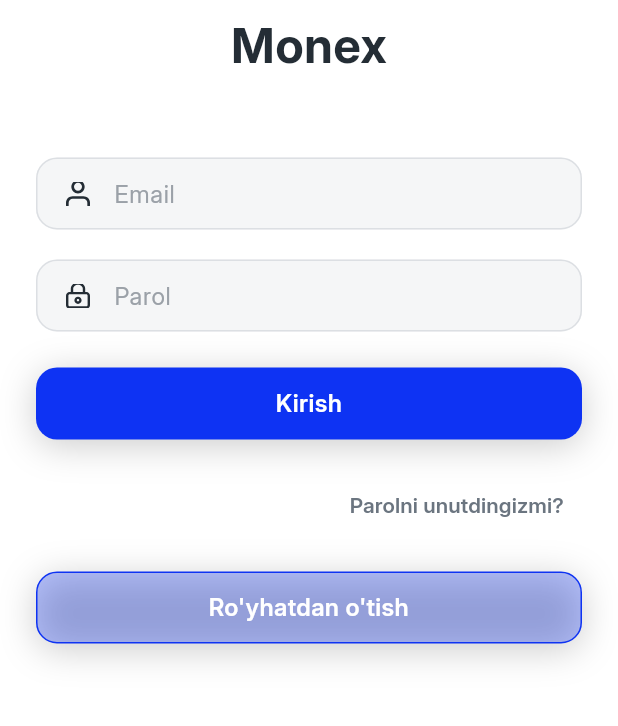
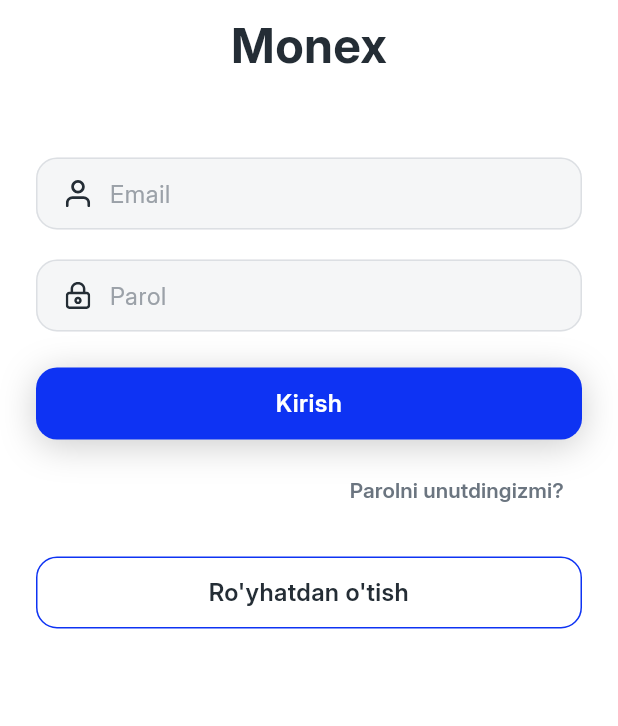
Before and after one commit to Jahongir0203/finance_tracker, a Flutter app: the LoginPage screen opened by its route, on a phone screen of 412 x 824 dp, the part 162-888 px from its top. Run offline on Flutter 3.47's test engine with Material 3 defaults, Android fonts, the light colour scheme and no system bars; our stand-ins replace bloc, dio, equatable, flutter_bloc, flutter_native_splash, flutter_svg and 5 more.

Commit message:
refactor: code quality changed and refactored login page

```diff
--- a/finance_tracker/lib/core/constants/app_locale_keys.dart
+++ b/finance_tracker/lib/core/constants/app_locale_keys.dart
@@ -1,7 +1,18 @@
 abstract class AppLocaleKeys {
-  static const String monex="Monex";
+  static const String monex = "Monex";
   static const String fontRegular = 'fontRegular';
   static const String fontMedium = 'fontMedium';
   static const String fontSemiBold = 'fontSemiBold';
   static const String fontBold = 'fontBold';
+
+  static const String email = 'Email';
+  static const String password = 'Parol';
+  static const String login = 'Kirish';
+  static const String register = "Ro'yhatdan o'tish";
+  static const String strCanNotBeEmpty = "Bu maydon bo'sh bo'lishi mumkin emas";
+  static const String incorrectEmail = "Email formati xato";
+  static const String incorrectPassword = "Parol xato";
+  static const String pasBeAtLEast8 =
+      "Parol kamida 8 ta belgidan iborat bo‘lishi majburiy";
+  static const String pasNotEqual = "Parol mos kelmadi";
 }
--- a/finance_tracker/lib/core/extensions/sizedbox_extension.dart
+++ b/finance_tracker/lib/core/extensions/sizedbox_extension.dart
@@ -1,6 +1,6 @@
 import '../../exports.dart';
 
 extension SpaceExtension on num {
-  SizedBox get h => SizedBox(height: toDouble());
-  SizedBox get w => SizedBox(width: toDouble());
+  SizedBox get verticalSpace => SizedBox(height: toDouble());
+  SizedBox get horizontalSpace => SizedBox(width: toDouble());
 }
--- a/finance_tracker/lib/core/theme/app_colors.dart
+++ b/finance_tracker/lib/core/theme/app_colors.dart
@@ -1,5 +1,4 @@
 import 'package:finance_tracker/exports.dart';
-import 'package:flutter/cupertino.dart';
 
 abstract class AppColors {
   static const Color cTransparent = Colors.transparent;
--- a/finance_tracker/lib/core/theme/theme_text_styles.dart
+++ b/finance_tracker/lib/core/theme/theme_text_styles.dart
@@ -4,6 +4,7 @@ import 'package:finance_tracker/exports.dart';
 class ThemeTextStyles extends ThemeExtension<ThemeTextStyles> {
   ///Regular
   final TextStyle boardingBody;
+  final TextStyle textField;
 
   ///SemiBold
   final TextStyle boardingTitle;
@@ -29,6 +30,13 @@ class ThemeTextStyles extends ThemeExtension<ThemeTextStyles> {
       color: AppColors.c6B7580,
       fontSize: 16,
       fontFamily: AppLocaleKeys.fontRegular,
+    ),
+
+    textField: TextStyle(
+      color: AppColors.c242D35,
+      fontWeight: FontWeight.w400,
+      fontFamily: AppLocaleKeys.fontRegular,
+      fontSize: 16,
     ),
 
     ///SemiBold
@@ -84,6 +92,13 @@ class ThemeTextStyles extends ThemeExtension<ThemeTextStyles> {
       fontFamily: AppLocaleKeys.fontRegular,
     ),
 
+    textField: TextStyle(
+      color: AppColors.cF5F6F7,
+      fontWeight: FontWeight.w400,
+      fontFamily: AppLocaleKeys.fontRegular,
+      fontSize: 16,
+    ),
+
     ///SemiBold
     boardingTitle: TextStyle(
       fontWeight: FontWeight.w600,
@@ -128,6 +143,7 @@ class ThemeTextStyles extends ThemeExtension<ThemeTextStyles> {
     required this.buttonTitle,
     required this.authHeader,
     required this.forgotPassword,
+    required this.textField,
   });
 
   @override
@@ -139,6 +155,7 @@ class ThemeTextStyles extends ThemeExtension<ThemeTextStyles> {
     TextStyle? buttonTitle,
     TextStyle? authHeader,
     TextStyle? forgotPassword,
+    TextStyle? textField,
   }) {
     return ThemeTextStyles(
       splashTitle: splashTitle ?? this.splashTitle,
@@ -148,6 +165,7 @@ class ThemeTextStyles extends ThemeExtension<ThemeTextStyles> {
       buttonTitle: buttonTitle ?? this.buttonTitle,
       authHeader: authHeader ?? this.authHeader,
       forgotPassword: forgotPassword ?? this.forgotPassword,
+      textField: textField ?? this.textField,
     );
   }
 
@@ -168,6 +186,7 @@ class ThemeTextStyles extends ThemeExtension<ThemeTextStyles> {
       buttonTitle: TextStyle.lerp(buttonTitle, other.buttonTitle, t)!,
       authHeader: TextStyle.lerp(authHeader, other.authHeader, t)!,
       forgotPassword: TextStyle.lerp(forgotPassword, other.forgotPassword, t)!,
+      textField: TextStyle.lerp(textField, other.textField, t)!,
     );
   }
 }
--- a/finance_tracker/lib/features/auth/presentation/pages/login_page/login_page.dart
+++ b/finance_tracker/lib/features/auth/presentation/pages/login_page/login_page.dart
@@ -46,18 +46,18 @@ class _LoginPageState extends State<LoginPage> {
                 controller: _emailController,
                 keyboardType: TextInputType.emailAddress,
                 prefixIconPath: context.appSvgs.icPerson,
-                hintText: "Email",
+                hintText: AppLocaleKeys.email,
               ),
-              20.h,
+              20.verticalSpace,
               AppTextFormField(
                 controller: _passwordController,
                 keyboardType: TextInputType.visiblePassword,
                 prefixIconPath: context.appSvgs.icPassword,
-                hintText: "Parol",
+                hintText: AppLocaleKeys.password,
               ),
-              24.h,
-              AppButton(onTap: () {}, text: "Kirish"),
-              20.h,
+              24.verticalSpace,
+              AppButton(onTap: () {}, text: AppLocaleKeys.login),
+              10.verticalSpace,
               Align(
                 alignment: AlignmentGeometry.centerRight,
                 child: TextButton(
@@ -71,14 +71,18 @@ class _LoginPageState extends State<LoginPage> {
                   ),
                 ),
               ),
-              20.h,
+              20.verticalSpace,
               AppButton(
                 onTap: () {
                   context.go(Routes.register);
                 },
+                enableShadow: false,
                 borderColor: AppColors.c0E33F3,
-                text: "Ro'yhatdan o'tish",
-                backgroundColor: AppColors.c0E33F3.newWithOpacity(.3),
+                text: AppLocaleKeys.register,
+                backgroundColor: AppColors.cTransparent,
+                textStyle: context.textStyle.boardingTitle.copyWith(
+                  fontSize: 16,
+                ),
               ),
             ],
           ).paddingSymmetric(horizontal: 24),
--- a/finance_tracker/lib/features/auth/presentation/widgets/auth_header.dart
+++ b/finance_tracker/lib/features/auth/presentation/widgets/auth_header.dart
@@ -8,15 +8,15 @@ class AuthHeader extends StatelessWidget {
     return Column(
       crossAxisAlignment: CrossAxisAlignment.center,
       children: [
-        20.h,
+        20.verticalSpace,
         SizedBox(
           height: 88,
           width: 88,
           child: SvgPicture.asset(context.appSvgs.icLogo, fit: BoxFit.cover),
         ),
-        7.h,
+        7.verticalSpace,
         Text(AppLocaleKeys.monex, style: context.textStyle.authHeader),
-        52.h,
+        52.verticalSpace,
       ],
     );
   }
--- a/finance_tracker/lib/features/common/presentation/widgets/app_button.dart
+++ b/finance_tracker/lib/features/common/presentation/widgets/app_button.dart
@@ -7,12 +7,16 @@ class AppButton extends StatelessWidget {
     required this.text,
     this.backgroundColor,
     this.borderColor,
+    this.textStyle,
+    this.enableShadow = true,
   });
 
   final VoidCallback onTap;
   final String text;
   final Color? backgroundColor;
   final Color? borderColor;
+  final TextStyle? textStyle;
+  final bool enableShadow;
 
   @override
   Widget build(BuildContext context) {
@@ -25,19 +29,22 @@ class AppButton extends StatelessWidget {
           border: Border.all(color: borderColor ?? AppColors.cTransparent),
           borderRadius: BorderRadius.circular(14),
           color: backgroundColor ?? AppColors.c0E33F3,
-          boxShadow: [
-            BoxShadow(
-              color: AppColors.c000000.newWithOpacity(.2),
-              blurRadius: 20,
-              offset: const Offset(0, 4),
-            ),
-          ],
+          boxShadow:
+              enableShadow
+                  ? [
+                    BoxShadow(
+                      color: AppColors.c000000.newWithOpacity(.2),
+                      blurRadius: 20,
+                      offset: const Offset(0, 4),
+                    ),
+                  ]
+                  : [],
         ),
         child: Center(
           child: Text(
             text,
             textAlign: TextAlign.center,
-            style: context.textStyle.buttonTitle,
+            style: textStyle ?? context.textStyle.buttonTitle,
           ),
         ),
       ),
--- a/finance_tracker/lib/features/common/presentation/widgets/app_text_form_field.dart
+++ b/finance_tracker/lib/features/common/presentation/widgets/app_text_form_field.dart
@@ -20,12 +20,7 @@ class AppTextFormField extends StatelessWidget {
       enabled: true,
       controller: controller,
       keyboardType: keyboardType,
-      style: TextStyle(
-        fontSize: 16,
-        fontWeight: FontWeight.w400,
-        fontFamily: AppLocaleKeys.fontRegular,
-        color: AppColors.cF5F6F7,
-      ),
+      style: context.textStyle.textField,
       decoration: InputDecoration(
         enabled: true,
         hintText: hintText,
@@ -34,9 +29,9 @@ class AppTextFormField extends StatelessWidget {
           width: 24,
           child: SvgPicture.asset(
             prefixIconPath!,
-            fit: BoxFit.cover,
-          ).paddingAll(4),
-        ).paddingOnly(left: 16, right: 8),
+            fit: BoxFit.contain,
+          ).paddingAll(3),
+        ).paddingOnly(left: 16, right: 5),
         contentPadding: context.theme.inputDecorationTheme.contentPadding,
         fillColor: context.theme.inputDecorationTheme.fillColor,
         filled: context.theme.inputDecorationTheme.filled,
--- a/finance_tracker/lib/features/onboarding/presentation/blocs/splash_bloc/splash_bloc.dart
+++ b/finance_tracker/lib/features/onboarding/presentation/blocs/splash_bloc/splash_bloc.dart
@@ -1,6 +1,4 @@
 import 'package:bloc/bloc.dart';
-import 'package:finance_tracker/core/constants/time_delay_const.dart';
-import 'package:finance_tracker/core/core.dart';
 import 'package:finance_tracker/exports.dart';
 import 'package:freezed_annotation/freezed_annotation.dart';
 
--- a/finance_tracker/lib/features/onboarding/presentation/pages/onboarding_page/onboarding_page.dart
+++ b/finance_tracker/lib/features/onboarding/presentation/pages/onboarding_page/onboarding_page.dart
@@ -1,9 +1,6 @@
-import 'package:finance_tracker/core/constants/app_locale_keys.dart';
-import 'package:finance_tracker/core/constants/time_delay_const.dart';
 import 'package:finance_tracker/features/common/presentation/widgets/app_button.dart';
 import 'package:finance_tracker/features/onboarding/presentation/mixins/onboarding_page_mixin.dart';
 import 'package:finance_tracker/features/onboarding/presentation/pages/onboarding_page/widgets/onboarding_indicator.dart';
-import 'package:flutter_svg/flutter_svg.dart';
 
 import '../../../../../../exports.dart';
 
@@ -17,13 +14,9 @@ class OnboardingPage extends StatefulWidget {
 class _OnboardingPageState extends State<OnboardingPage>
     with OnBoardingPageMixin {
   int currentIndex = 0;
-  late PageController pageController;
+   PageController pageController=PageController();
 
-  @override
-  void initState() {
-    pageController = PageController(initialPage: 0);
-    super.initState();
-  }
+
 
   @override
   void dispose() {
@@ -57,8 +50,8 @@ class _OnboardingPageState extends State<OnboardingPage>
                     children: [
                       const SizedBox(height: 165),
                       SizedBox(
-                        height: 295,
-                        width: 295,
+                        height: 226,
+                        width: 250,
                         child: SvgPicture.asset(
                           data.svgPath,
                           fit: BoxFit.cover,
@@ -120,14 +113,10 @@ class _OnboardingPageState extends State<OnboardingPage>
                   AppButton(
                     onTap: () {
                       if (currentIndex != list.length - 1) {
-                        setState(() {
-                          currentIndex += 1;
-                          pageController.animateToPage(
-                            currentIndex,
-                            duration: TimeDelayConst.durationMill300,
-                            curve: Curves.easeInOut,
-                          );
-                        });
+                        pageController.nextPage(
+                          duration: TimeDelayConst.durationMill300,
+                          curve: Curves.easeIn,
+                        );
                       } else {
                         context.go(Routes.login);
                       }
--- a/finance_tracker/pubspec.yaml
+++ b/finance_tracker/pubspec.yaml
@@ -57,8 +57,6 @@ flutter:
 
 
   uses-material-design: true
-
-  # To add assets to your application, add an assets section, like this:
   assets:
     - assets/png/
     - assets/svg/
```
